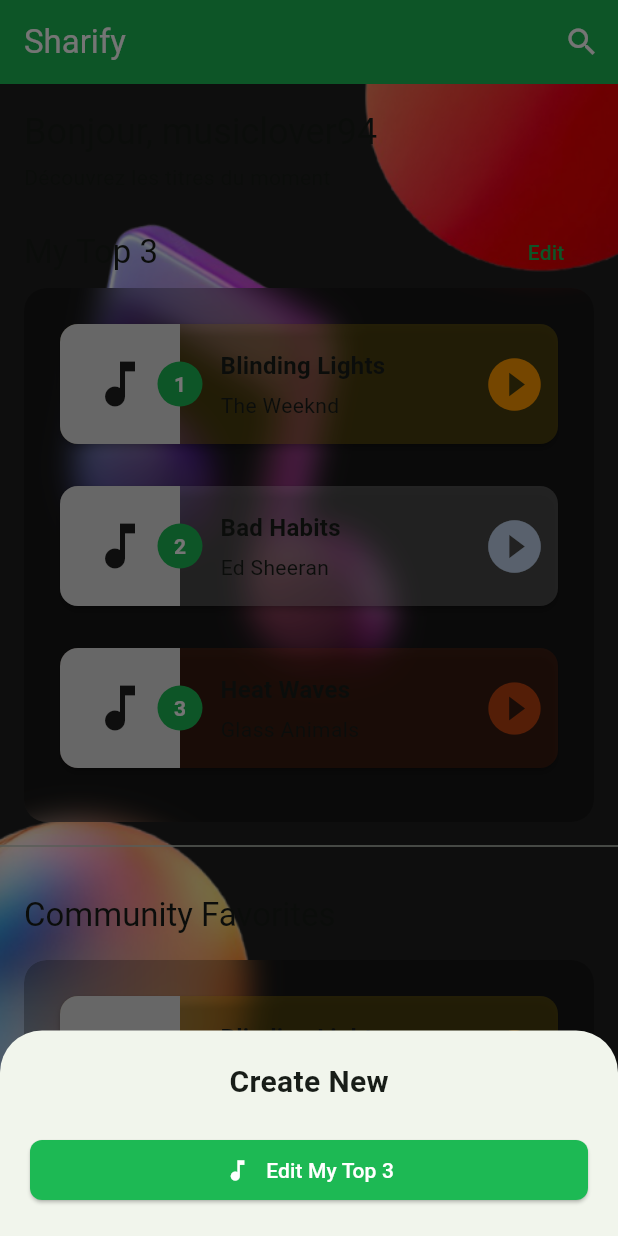
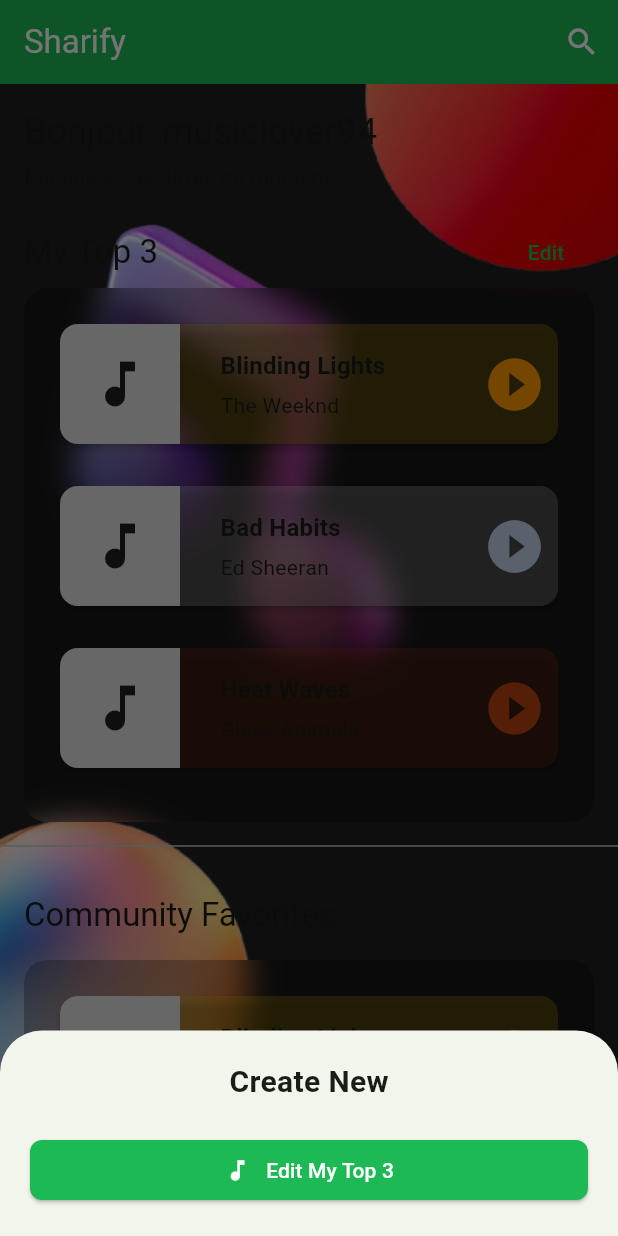
Before and after one commit to Shandouyin/Sharify, a Flutter app: the screen it shows after launch, item 3 of the bottom bar chosen, on a phone screen of 412 x 824 dp. Run offline on Flutter 3.47's test engine with Material 3 defaults, Android fonts, the phone set to English and light mode, and no system bars; network calls fail.

Commit message:
feat: suppression des cercles de classement

```diff
--- a/lib/core/widgets/music_card.dart
+++ b/lib/core/widgets/music_card.dart
@@ -58,8 +58,7 @@
       child: InkWell(
         onTap: onTap,
         child: Row(
-          children: [
-            // Album art
+          children: [            // Album art
             SizedBox(
               width: 80,
               height: 80,
@@ -75,34 +74,8 @@
               ),
             ),
 
-            // Rank circle
-            Stack(
-              clipBehavior: Clip.none,
-              children: [
-                const SizedBox(width: 15),
-                Positioned(
-                  left: -15,
-                  top: -15,
-                  child: Container(
-                    width: 30,
-                    height: 30,
-                    decoration: BoxDecoration(
-                      color: Theme.of(context).colorScheme.primary,
-                      shape: BoxShape.circle,
-                    ),
-                    child: Center(
-                      child: Text(
-                        rank.toString(),
-                        style: const TextStyle(
-                          color: Colors.white,
-                          fontWeight: FontWeight.bold,
-                        ),
-                      ),
-                    ),
-                  ),
-                ),
-              ],
-            ),
+            // Espace entre l'image et le texte
+            const SizedBox(width: 15),
 
             // Song details
             Expanded(
```
